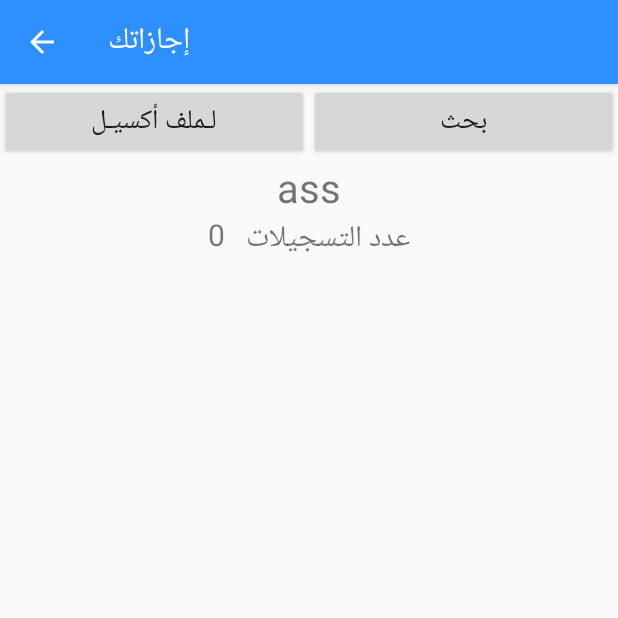
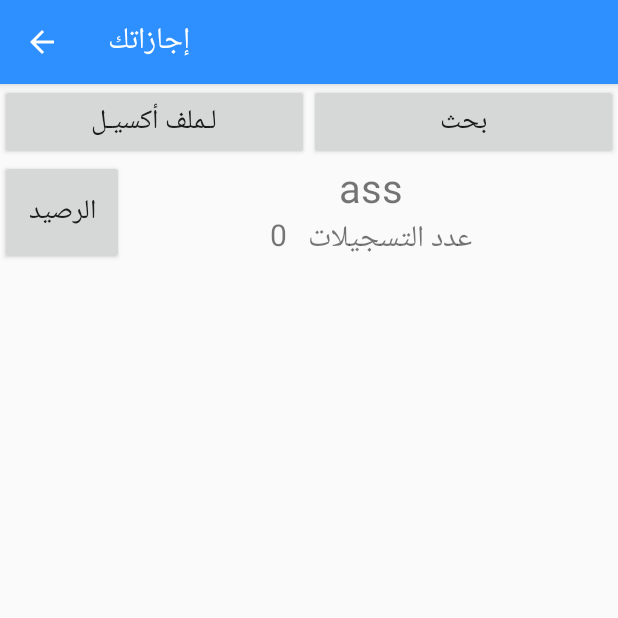
Before and after one commit to AlyAbdelaal/VacationsRecording, an Android app: the SinglNameReport screen opened directly, with no data from a screen before it, on a phone screen of 412 x 824 dp, the top half of it. Run offline under Robolectric (Android 15) with nearby library versions, the phone set to English and light mode, and no system bars; libraries missing offline, so code that uses them is left out: jxl.write.

Commit message:
add balance button and textView

```diff
--- a/app/src/main/java/alsayed/aly/vacationsrecordingfortechnicians/SinglNameReport.java
+++ b/app/src/main/java/alsayed/aly/vacationsrecordingfortechnicians/SinglNameReport.java
@@ -292,5 +292,6 @@ public class SinglNameReport extends AppCompatActivity {
     }
 
 
-
+    public void balance(View view) {
+    }
 }
--- a/app/src/main/res/layout/activity_singl_name_report.xml
+++ b/app/src/main/res/layout/activity_singl_name_report.xml
@@ -1,70 +1,95 @@
 <?xml version="1.0" encoding="utf-8"?>
-<RelativeLayout
-    xmlns:android="http://schemas.android.com/apk/res/android"
+<RelativeLayout xmlns:android="http://schemas.android.com/apk/res/android"
     xmlns:app="http://schemas.android.com/apk/res-auto"
     xmlns:tools="http://schemas.android.com/tools"
     android:layout_width="match_parent"
     android:layout_height="match_parent"
     tools:context=".SinglNameReport">
+
     <LinearLayout
         android:layout_width="match_parent"
         android:layout_height="match_parent"
         android:orientation="vertical">
+
+        <LinearLayout
+            android:id="@+id/line1"
+            android:layout_width="match_parent"
+            android:layout_height="wrap_content"
+            android:layout_above="@+id/listview21"
+            android:orientation="horizontal"
+            android:weightSum="100">
+
+            <Button
+                android:id="@+id/excelb"
+                android:layout_width="match_parent"
+                android:layout_height="wrap_content"
+                android:layout_weight="50"
+                android:text="لـملف أكسيـل"
+                android:textSize="8pt" />
+
+            <Button
+                android:id="@+id/search_button"
+                android:layout_width="match_parent"
+                android:layout_height="wrap_content"
+                android:layout_weight="50"
+                android:text="بحث"
+                android:textSize="8pt" />
+
+
+        </LinearLayout>
+
         <LinearLayout
             android:layout_width="match_parent"
             android:layout_height="wrap_content"
             android:orientation="horizontal"
-            android:layout_above="@+id/listview21"
-            android:weightSum="100"
-            android:id="@+id/line1"
-            >
+            android:weightSum="5">
+
             <Button
+                android:id="@+id/balance"
                 android:layout_width="match_parent"
-                android:layout_height="wrap_content"
-                android:layout_weight="50"
-                android:text="لـملف أكسيـل"
+                android:layout_height="match_parent"
+                android:layout_weight="4"
+                android:text="الرصيد"
                 android:textSize="8pt"
-                android:id="@+id/excelb"/>
-            <Button
-                android:layout_width="match_parent"
-                android:layout_height="wrap_content"
-                android:id="@+id/search_button"
-                android:layout_weight="50"
-                android:text="بحث"
-                android:textSize="8pt"/>
+                android:onClick="balance"
+                />
 
-
-        </LinearLayout>
             <LinearLayout
                 android:layout_width="match_parent"
                 android:layout_height="wrap_content"
+                android:layout_weight="1"
                 android:orientation="vertical">
 
                 <TextView
+                    android:id="@+id/edit_query"
                     android:layout_width="match_parent"
                     android:layout_height="wrap_content"
                     android:textAlignment="center"
-                android:id="@+id/edit_query"
-                android:textSize="12pt"
-                />
+                    android:textSize="12pt" />
+
                 <TextView
+                    android:id="@+id/edit_sum"
                     android:layout_width="match_parent"
                     android:layout_height="wrap_content"
                     android:textAlignment="center"
-                android:id="@+id/edit_sum"
                     android:textSize="9pt"
-
+                    />
+            </LinearLayout>
+        </LinearLayout>
+        <TextView
+            android:id="@+id/edit_balance"
+            android:layout_width="match_parent"
+            android:layout_height="wrap_content"
+            android:textAlignment="center"
+            android:textSize="9pt"
             />
 
-
-        </LinearLayout>
         <ListView
+            android:id="@+id/listview21"
             android:layout_width="match_parent"
             android:layout_height="match_parent"
             android:layout_marginTop="10dp"
-            android:id="@+id/listview21"
-            android:layout_weight="28"
-            />
+            android:layout_weight="28" />
     </LinearLayout>
 
 </RelativeLayout>
```
Lines whose indentation alone changed are shown as unchanged.
